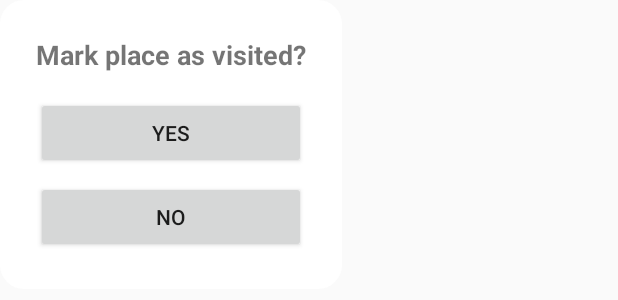
After one commit to Dan-Andrada/TravelJurnalApp, an Android app: the layout custom_dialog.xml on its own in the app's theme, with its tools: preview values and no code run, on a phone screen of 412 x 824 dp. The commit adds this screen. Shown: the top 300 px of the screen. Run offline under Robolectric (Android 15) with nearby library versions, the phone set to English and light mode, and no system bars.

Commit message:
DialogFragment added

```diff
--- /dev/null
+++ b/app/src/main/res/drawable/dialog_bg.xml
@@ -0,0 +1,4 @@
+<shape xmlns:android="http://schemas.android.com/apk/res/android">
+    <solid android:color="#FFFFFF" />
+    <corners android:radius="16dp" />
+</shape>
--- /dev/null
+++ b/app/src/main/res/layout/custom_dialog.xml
@@ -0,0 +1,31 @@
+<?xml version="1.0" encoding="utf-8"?>
+<LinearLayout xmlns:android="http://schemas.android.com/apk/res/android"
+        android:layout_width="wrap_content"
+        android:layout_height="wrap_content"
+        android:orientation="vertical"
+        android:padding="24dp"
+        android:background="@drawable/dialog_bg"
+        android:gravity="center">
+
+    <TextView
+            android:id="@+id/dialogTitle"
+            android:layout_width="wrap_content"
+            android:layout_height="wrap_content"
+            android:text="Mark place as visited?"
+            android:textSize="18sp"
+            android:textStyle="bold"
+            android:layout_marginBottom="16dp"/>
+
+    <Button
+            android:id="@+id/yesButton"
+            android:layout_width="match_parent"
+            android:layout_height="wrap_content"
+            android:text="Yes" />
+
+    <Button
+            android:id="@+id/noButton"
+            android:layout_width="match_parent"
+            android:layout_height="wrap_content"
+            android:text="No"
+            android:layout_marginTop="8dp"/>
+</LinearLayout>
```
Also changed, not shown: app/src/main/java/com/example/traveljurnalapp/MapActivity.java (+14 -0 lines), app/src/main/java/com/example/traveljurnalapp/VisitedDialogFragment.java (added, +53 -0 lines).
